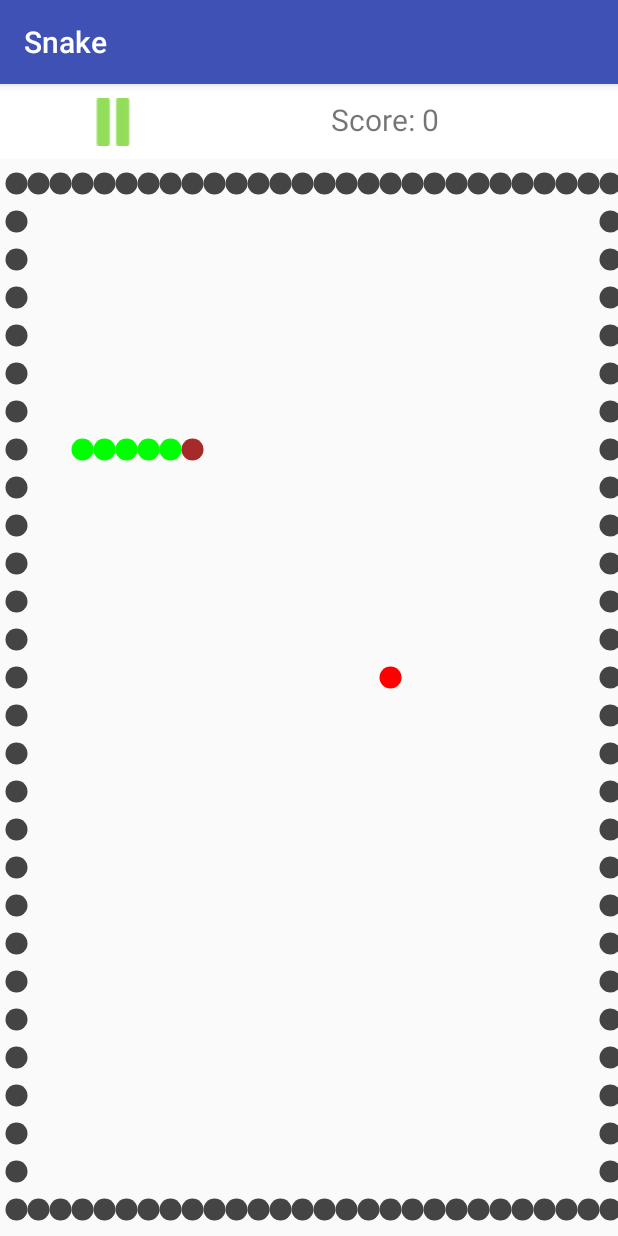
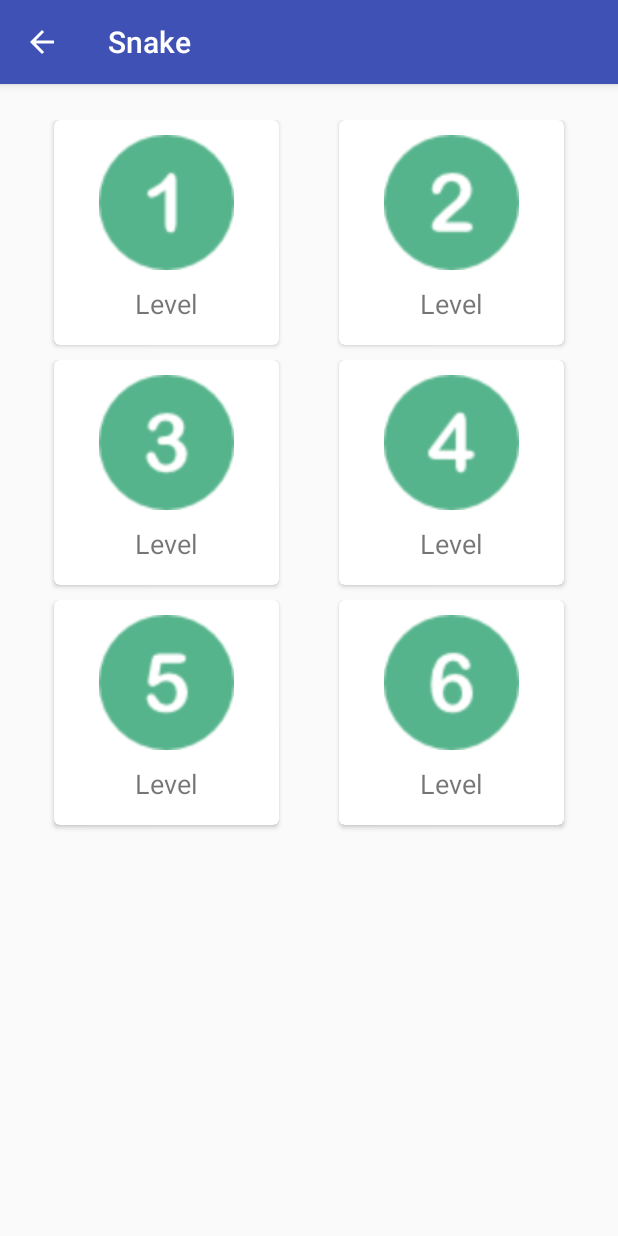
Before and after one commit to BJas/SnakeAndroid, an Android app: the screen it shows after launch (MainActivity before the commit, CategoryActivity after it), after a tap on "START", on a phone screen of 412 x 824 dp. Run offline under Robolectric (Android 15) with nearby library versions, the phone set to English and light mode, and no system bars; libraries missing offline, so code that uses them is left out: com.orm; 3 statements that could not run were skipped.

Commit message:
app/start: add 6 levels

```diff
--- a/app/build.gradle
+++ b/app/build.gradle
@@ -26,6 +26,12 @@ dependencies {
     })
     compile 'com.android.support:appcompat-v7:26.+'
     compile 'com.android.support.constraint:constraint-layout:1.0.2'
+    compile 'com.android.support:cardview-v7:25.0.+'
+    compile 'com.android.support:recyclerview-v7:25.0.+'
     compile 'com.github.satyan:sugar:1.3'
+    compile 'com.google.firebase:firebase-core:11.6.0'
+    compile 'com.google.firebase:firebase-database:11.6.0'
     testCompile 'junit:junit:4.12'
 }
+
+apply plugin: 'com.google.gms.google-services'
--- a/app/src/main/java/com/example/apple/snake/Main2Activity.java
+++ b/app/src/main/java/com/example/apple/snake/Main2Activity.java
@@ -7,12 +7,16 @@ import android.util.Log;
 import android.view.View;
 import android.widget.Button;
 
+import com.example.apple.snake.firebase.GlobalResultActivity;
+import com.example.apple.snake.levelActivity.CategoryActivity;
+
 import java.util.List;
 
 public class Main2Activity extends AppCompatActivity {
 
     public Button btn;
     public Button btnResult;
+    public Button btnGlobalResult;
     public Button btnAbout;
     public Button btnOption;
 
@@ -22,7 +26,7 @@ public class Main2Activity extends AppCompatActivity {
         btn.setOnClickListener(new View.OnClickListener() {
                                    @Override
                                    public void onClick(View view) {
-                                       Intent start = new Intent(Main2Activity.this, MainActivity.class);
+                                       Intent start = new Intent(Main2Activity.this, CategoryActivity.class);
                                        startActivity(start);
                                    }
                                }
@@ -37,6 +41,17 @@ public class Main2Activity extends AppCompatActivity {
                                        startActivity(start);
                                    }
                                }
+        );
+
+        btnGlobalResult = (Button) findViewById(R.id.buttonGlobalResult);
+
+        btnGlobalResult.setOnClickListener(new View.OnClickListener() {
+                                         @Override
+                                         public void onClick(View view) {
+                                             Intent start = new Intent(Main2Activity.this, GlobalResultActivity.class);
+                                             startActivity(start);
+                                         }
+                                     }
         );
 
         btnAbout = (Button) findViewById(R.id.aboutButton);
@@ -68,7 +83,7 @@ public class Main2Activity extends AppCompatActivity {
         setContentView(R.layout.activity_main2);
         List<SeekBarValue> values = SeekBarValue.listAll(SeekBarValue.class);
         if(values.size() == 0) {
-            SeekBarValue seekBarValue = new SeekBarValue(1, 1);
+            SeekBarValue seekBarValue = new SeekBarValue(1, 1, 1);
             seekBarValue.save();
             Log.d("seekBarValue",String.valueOf(seekBarValue.value));
         }
--- a/app/src/main/java/com/example/apple/snake/SeekBarValue.java
+++ b/app/src/main/java/com/example/apple/snake/SeekBarValue.java
@@ -9,14 +9,16 @@ import com.orm.SugarRecord;
 public class SeekBarValue extends SugarRecord<SeekBarValue> {
     Integer value;
     Integer backgroundId;
+    Integer level;
 
     public SeekBarValue(){
     }
 
-    public SeekBarValue(Integer value, Integer backgroundId){
+    public SeekBarValue(Integer value, Integer backgroundId, Integer level){
 
         this.value = value;
         this.backgroundId = backgroundId;
+        this.level = level;
     }
 
     public Integer getValue() {
@@ -34,4 +36,12 @@ public class SeekBarValue extends SugarRecord<SeekBarValue> {
     public void setBackgroundId(Integer backgroundId) {
         this.backgroundId = backgroundId;
     }
+
+    public Integer getLevel() {
+        return level;
+    }
+
+    public void setLevel(Integer level) {
+        this.level = level;
+    }
 }
--- /dev/null
+++ b/app/src/main/java/com/example/apple/snake/levelActivity/CategoryActivity.java
@@ -0,0 +1,69 @@
+package com.example.apple.snake.levelActivity;
+
+import android.content.Intent;
+import android.support.v7.app.AppCompatActivity;
+import android.os.Bundle;
+import android.view.MenuItem;
+import android.view.View;
+import android.widget.AdapterView;
+import android.widget.GridView;
+import android.widget.Toast;
+
+import com.example.apple.snake.Main2Activity;
+import com.example.apple.snake.MainActivity;
+import com.example.apple.snake.R;
+import com.example.apple.snake.SeekBarValue;
+
+import java.util.List;
+
+public class CategoryActivity extends AppCompatActivity {
+
+    private long id  = 1;
+    private int levelId = 1;
+
+    @Override
+    protected void onCreate(Bundle savedInstanceState) {
+        super.onCreate(savedInstanceState);
+        setContentView(R.layout.activity_category);
+
+        getSupportActionBar().setDisplayShowHomeEnabled(true);
+        getSupportActionBar().setDisplayHomeAsUpEnabled(true);
+
+        GridView gridview = (GridView) findViewById(R.id.gridView);
+        gridview.setAdapter(new GridAdapter(this));
+
+        List<SeekBarValue> seekBarValueList = SeekBarValue.listAll(SeekBarValue.class);
+        if(seekBarValueList.size() == 1) {
+            SeekBarValue seekBarValue = SeekBarValue.findById(SeekBarValue.class, id);
+            levelId = seekBarValue.getLevel();
+        }
+
+        gridview.setOnItemClickListener(new AdapterView.OnItemClickListener() {
+            public void onItemClick(AdapterView<?> parent, View v,
+                                    int position, long id) {
+                if(position < levelId) {
+
+                    Intent start = new Intent(CategoryActivity.this, MainActivity.class);
+                    start.putExtra("position", position);
+                    startActivity(start);
+                }
+                else {
+                    Toast toast = Toast.makeText(getApplicationContext(),
+                            "You are at level " + String.valueOf(levelId), Toast.LENGTH_SHORT);
+                    toast.show();
+                }
+            }
+        });
+    }
+
+    @Override
+    public boolean onOptionsItemSelected(MenuItem item) {
+        int id = item.getItemId();
+
+        if(id == android.R.id.home){
+            Intent start = new Intent(CategoryActivity.this, Main2Activity.class);
+            startActivity(start);
+        }
+        return super.onOptionsItemSelected(item);
+    }
+}
--- /dev/null
+++ b/app/src/main/java/com/example/apple/snake/levelActivity/GridAdapter.java
@@ -0,0 +1,96 @@
+package com.example.apple.snake.levelActivity;
+
+import android.app.Activity;
+import android.content.Context;
+import android.view.LayoutInflater;
+import android.view.View;
+import android.view.ViewGroup;
+import android.widget.BaseAdapter;
+import android.widget.ImageView;
+import android.widget.TextView;
+
+import com.example.apple.snake.R;
+
+
+/**
+ * Created by apple on 27.11.17.
+ */
+
+public class GridAdapter extends BaseAdapter {
+    private Context mContext;
+
+    public Integer[] categoriesIds = { R.drawable.one, R.drawable.two, R.drawable.three, R.drawable.four,
+            R.drawable.five, R.drawable.six };
+    public String[] categories = {
+            "Level", "Level", "Level", "Level", "Level", "Level"
+
+    };
+    // Constructor
+    public GridAdapter(Context c) {
+        mContext = c;
+    }
+
+    @Override
+    public int getCount() {
+        return categories.length;
+    }
+
+    @Override
+    public Object getItem(int position) {
+        return categories[position];
+    }
+
+    @Override
+    public long getItemId(int position) {
+        return 0;
+    }
+
+    @Override
+    public View getView(int position, View convertView, ViewGroup parent) {
+
+        ViewHolderItem viewHolder;
+
+
+        if (convertView == null) {
+
+            // inflate the layout
+            LayoutInflater inflater = ((Activity) mContext).getLayoutInflater();
+            convertView = inflater.inflate(R.layout.gridview_cell, parent, false);
+
+            // well set up the ViewHolder
+            viewHolder = new ViewHolderItem();
+            viewHolder.textViewItem = (TextView) convertView.findViewById(R.id.tv_text);
+
+            viewHolder.imageViewItem = (ImageView) convertView.findViewById(R.id.item_img);
+            // store the holder with the view.
+            convertView.setTag(viewHolder);
+
+
+        } else {
+            // we've just avoided calling findViewById() on resource everytime
+            // just use the viewHolder
+            viewHolder = (ViewHolderItem) convertView.getTag();
+        }
+
+        // object item based on the position
+
+        // get the TextView from the ViewHolder and then set the text (item name) and tag (item ID) values
+        viewHolder.textViewItem.setText(categories[position]);
+        viewHolder.textViewItem.setTag(position);
+
+        viewHolder.imageViewItem.setImageResource(categoriesIds[position]);
+
+
+        return convertView;
+
+    }
+
+    // our ViewHolder.
+// caches our TextView
+    static class ViewHolderItem {
+        TextView textViewItem;
+        ImageView imageViewItem;
+    }
+
+
+}
--- /dev/null
+++ b/app/src/main/res/layout/activity_category.xml
@@ -0,0 +1,23 @@
+<?xml version="1.0" encoding="utf-8"?>
+<RelativeLayout xmlns:android="http://schemas.android.com/apk/res/android"
+    xmlns:app="http://schemas.android.com/apk/res-auto"
+    xmlns:tools="http://schemas.android.com/tools"
+    android:layout_width="match_parent"
+    android:layout_height="match_parent"
+    android:paddingLeft="16dp"
+    android:paddingRight="16dp"
+    android:paddingTop="24dp"
+    tools:context="com.example.apple.snake.levelActivity.CategoryActivity">
+
+    <TextView
+        android:id="@+id/section_label"
+        android:layout_width="wrap_content"
+        android:layout_height="wrap_content"/>
+
+    <GridView
+        android:id="@+id/gridView"
+        android:layout_width="match_parent"
+        android:layout_height="match_parent"
+        android:numColumns="2">
+    </GridView>
+</RelativeLayout>
--- /dev/null
+++ b/app/src/main/res/layout/gridview_cell.xml
@@ -0,0 +1,42 @@
+<?xml version="1.0" encoding="utf-8"?>
+<LinearLayout xmlns:android="http://schemas.android.com/apk/res/android"
+    android:orientation="vertical"
+    android:layout_width="match_parent"
+    android:layout_height="match_parent"
+    android:minHeight="96dp"
+    android:gravity="center">
+
+    <android.support.v7.widget.CardView
+        android:id="@+id/card_view"
+        xmlns:card_view="http://schemas.android.com/apk/res-auto"
+        android:layout_width="150dp"
+        android:padding="10dp"
+        android:layout_marginBottom="10dp"
+        android:layout_height="150dp"
+        card_view:cardCornerRadius="4dp"
+        card_view:elevation="14dp">
+
+        <LinearLayout
+            android:layout_width="match_parent"
+            android:layout_height="135dp"
+            android:orientation="vertical">
+            <ImageView
+                android:id="@+id/item_img"
+                android:layout_width="90dp"
+                android:layout_height="90dp"
+                android:layout_marginTop="10dp"
+                android:layout_gravity="center_horizontal"
+                android:src="@drawable/snake"/>
+            <TextView
+                android:id="@+id/tv_text"
+                android:textSize="18dp"
+                android:layout_toEndOf="@+id/item_img"
+                android:layout_width="wrap_content"
+                android:layout_height="wrap_content"
+                android:layout_marginTop="10dp"
+                android:text="text"
+                android:layout_gravity="center" >
+            </TextView>
+        </LinearLayout>
+    </android.support.v7.widget.CardView>
+</LinearLayout>
```
Also changed, not shown: app/src/main/AndroidManifest.xml (+8 -3 lines), app/src/main/java/com/example/apple/snake/MainActivity.java (+32 -2 lines), app/src/main/java/com/example/apple/snake/engine/GameEngine.java (+185 -57 lines), app/src/main/res/layout/activity_global_result.xml (added, +46 -0 lines), app/src/main/res/layout/activity_main2.xml (+16 -2 lines), app/src/main/res/drawable/five.png (added), app/src/main/res/drawable/four.png (added), app/src/main/res/drawable/one.png (added), app/src/main/res/drawable/six.png (added), app/src/main/res/drawable/three.png (added), app/src/main/res/drawable/two.png (added), 1 other file.
